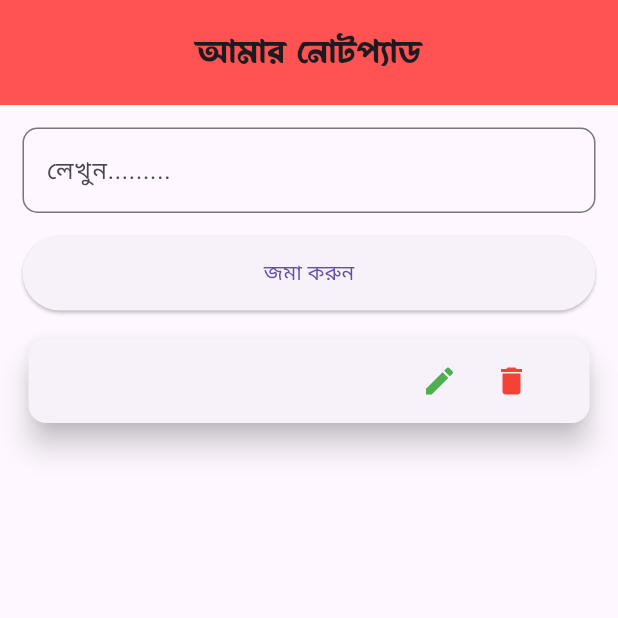
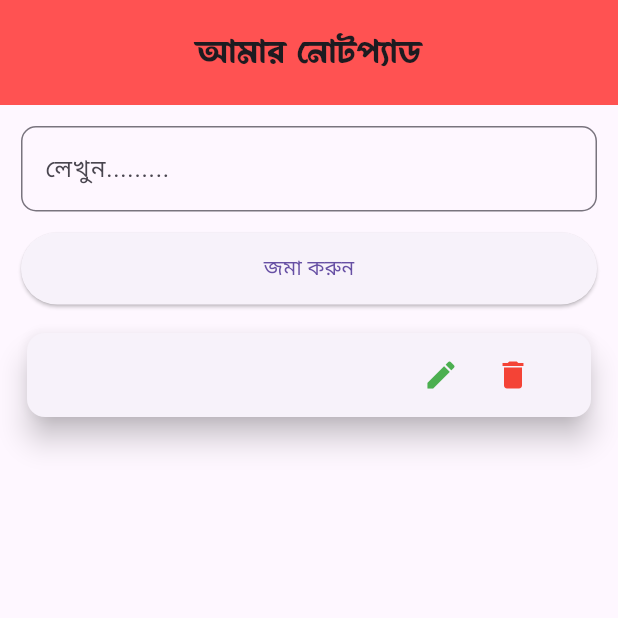
Before and after one commit to alazad214/Notepad-pro, a Flutter app: the screen it shows after launch, after a tap on "জমা করুন", on a phone screen of 412 x 824 dp, the top half of it. Run offline on Flutter 3.47's test engine with Material 3 defaults, Android fonts, the phone set to English and light mode, and no system bars; our stand-ins replace hive, hive_flutter, lottie; accounts and stored records are empty.

Commit message:
project done

```diff
--- a/lib/homePage.dart
+++ b/lib/homePage.dart
@@ -24,7 +24,7 @@ class _HomePageState extends State<HomePage> {
   Widget build(BuildContext context) {
     return Scaffold(
       appBar: AppBar(
-        title: Text(
+        title: const Text(
           'আমার নোটপ্যাড',
           style: TextStyle(fontSize: 22, fontFamily: "banglaFont"),
         ),
@@ -35,7 +35,7 @@ class _HomePageState extends State<HomePage> {
         leading: Container(),
       ),
       body: Padding(
-        padding: const EdgeInsets.all(15),
+        padding: const EdgeInsets.all(14),
         child: Column(
           children: [
             TextField(
@@ -46,9 +46,9 @@ class _HomePageState extends State<HomePage> {
                       borderSide: const BorderSide(color: Colors.black),
                       borderRadius: BorderRadius.circular(10))),
             ),
-            const SizedBox(height: 15),
+            const SizedBox(height: 14),
             SizedBox(
-              height: 50,
+              height: 48,
               width: double.infinity,
               child: ElevatedButton(
                   onPressed: () async {
@@ -81,7 +81,7 @@ class _HomePageState extends State<HomePage> {
                                               builder: (_) {
                                                 return Dialog(
                                                   child: Container(
-                                                    padding: EdgeInsets.all(15),
+                                                    padding: const EdgeInsets.all(15),
                                                     height: 150,
                                                     child: Column(
                                                       children: [
@@ -91,7 +91,7 @@ class _HomePageState extends State<HomePage> {
                                                                   borderRadius:
                                                                   BorderRadius
                                                                       .circular(
-                                                                      10),
+                                                                      9),
                                                                   borderSide:
                                                                   const BorderSide(
                                                                       color:
@@ -106,21 +106,21 @@ class _HomePageState extends State<HomePage> {
                                                           notepad!.putAt(index, updatedata).toString();
                                                           _updatecontroller.clear();
                                                           Navigator.pop(context);
-                                                        }, child: Text('জমা করুন'))
+                                                        }, child: const Text('জমা করুন'))
                                                       ],
                                                     ),
                                                   ),
                                                 );
                                               });
                                         },
-                                        icon: Icon(Icons.edit),
+                                        icon: const Icon(Icons.edit),
                                         color: Colors.green,
                                       ),
                                       IconButton(
                                         onPressed: () async {
                                           await notepad!.deleteAt(index);
                                         },
-                                        icon: Icon(Icons.delete),
+                                        icon: const Icon(Icons.delete),
                                         color: Colors.red,
                                       ),
                                     ],
```
Also changed, not shown: pubspec.yaml (+15 -0 lines), assets/image/notepad.jpg (added), pubspec.lock, 33 other files.
